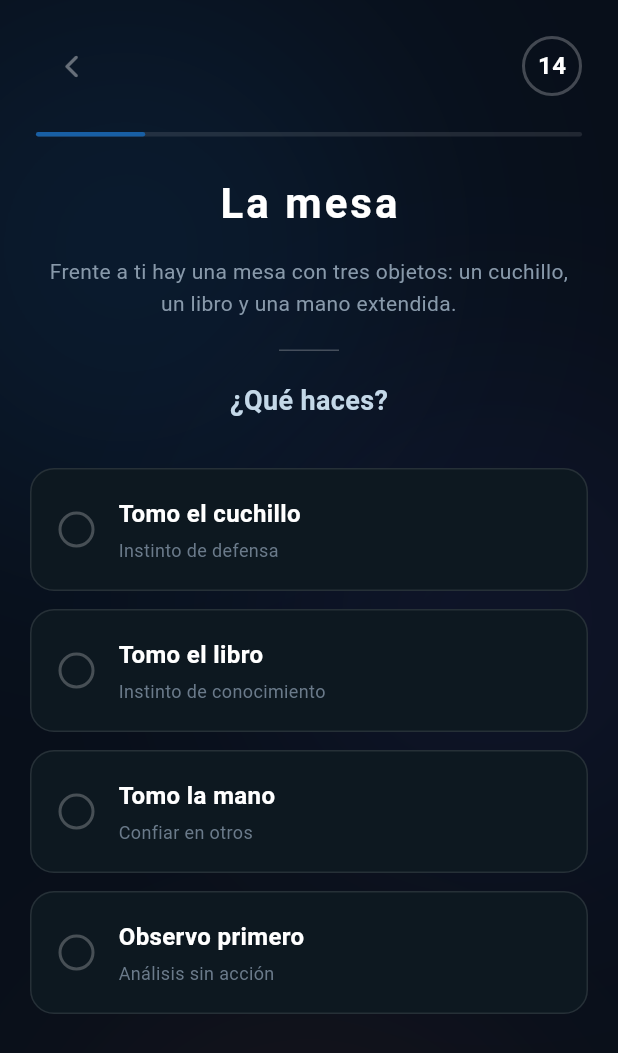
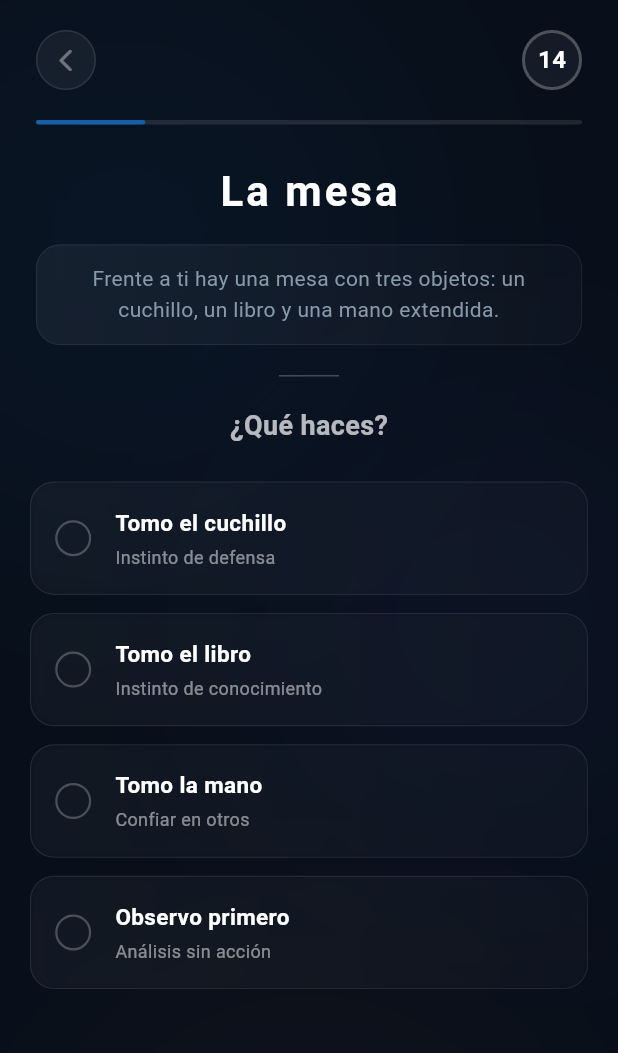
Before and after one commit to buttercup23202/App-Divertest, a Flutter app: the TestScreen screen opened directly, on a phone screen of 412 x 824 dp. Shown: the top 1053 px of the screen. Run offline on Flutter 3.47's test engine with Material 3 defaults, Android fonts, the phone set to English and light mode, and no system bars.

Commit message:
Mejora de las preguntas

```diff
--- a/lib/screens/test_screen.dart
+++ b/lib/screens/test_screen.dart
@@ -1,4 +1,5 @@
 import 'dart:async';
+import 'dart:ui';
 import 'package:flutter/material.dart';
 
 class TestScreen extends StatefulWidget {
@@ -144,7 +145,6 @@ class _TestScreenState extends State<TestScreen> {
       });
     });
 
-    // Avance automático después de 1 segundo
     Future.delayed(const Duration(milliseconds: 800), () {
       if (currentQuestion < totalQuestions) {
         _goToNextQuestion();
@@ -171,45 +171,132 @@ class _TestScreenState extends State<TestScreen> {
     final secondScore = sorted.length > 1 ? sorted[1].value : 0;
     final isDivergent = (topScore - secondScore) < 3 || topFaction == 'Divergente';
     final finalFaction = isDivergent ? 'Divergente' : topFaction;
+    final factionColor = _getFactionColor(finalFaction);
 
     showDialog(
       context: context,
       barrierDismissible: false,
       builder: (_) => Dialog(
-        backgroundColor: const Color(0xFF111E2B),
-        shape: RoundedRectangleBorder(
+        backgroundColor: Colors.transparent,
+        insetPadding: const EdgeInsets.symmetric(horizontal: 24),
+        child: Stack(
+          clipBehavior: Clip.none,
+          alignment: Alignment.topCenter,
+          children: [
+            Container(
+              decoration: BoxDecoration(
+                gradient: LinearGradient(
+                  begin: Alignment.topLeft,
+                  end: Alignment.bottomRight,
+                  colors: [
+                    factionColor.withOpacity(0.3),
+                    factionColor.withOpacity(0.1),
+                  ],
+                ),
                 borderRadius: BorderRadius.circular(24),
-          side: BorderSide(color: isDivergent ? const Color(0xFFC0A060) : _getFactionColor(topFaction), width: 2),
+                border: Border.all(
+                  color: factionColor.withOpacity(0.4),
+                  width: 1,
                 ),
+                boxShadow: [
+                  BoxShadow(
+                    color: factionColor.withOpacity(0.3),
+                    blurRadius: 24,
+                    spreadRadius: 2,
+                  ),
+                ],
+              ),
+              child: ClipRRect(
+                borderRadius: BorderRadius.circular(24),
+                child: BackdropFilter(
+                  filter: ImageFilter.blur(sigmaX: 12, sigmaY: 12),
                   child: Container(
-          padding: const EdgeInsets.all(24),
+                    padding: const EdgeInsets.fromLTRB(24, 48, 24, 28),
                     child: Column(
                       mainAxisSize: MainAxisSize.min,
                       children: [
-              Icon(isDivergent ? Icons.all_inclusive : Icons.verified, size: 60, color: isDivergent ? const Color(0xFFC0A060) : _getFactionColor(topFaction)),
+                        Container(
+                          width: 70,
+                          height: 70,
+                          decoration: BoxDecoration(
+                            gradient: RadialGradient(
+                              colors: [
+                                factionColor.withOpacity(0.35),
+                                factionColor.withOpacity(0.1),
+                              ],
+                            ),
+                            shape: BoxShape.circle,
+                            border: Border.all(
+                              color: factionColor.withOpacity(0.5),
+                              width: 1.5,
+                            ),
+                          ),
+                          child: Center(
+                            child: Icon(
+                              isDivergent ? Icons.all_inclusive : Icons.verified,
+                              size: 34,
+                              color: factionColor,
+                            ),
+                          ),
+                        ),
                         const SizedBox(height: 20),
-              Text(isDivergent ? '¡ERES DIVERGENTE!' : 'PERTENECES A', style: TextStyle(fontSize: 18, fontWeight: FontWeight.bold, letterSpacing: 2, color: isDivergent ? const Color(0xFFC0A060) : Colors.white)),
+                        Text(
+                          isDivergent ? '¡ERES DIVERGENTE!' : 'PERTENECES A',
+                          style: const TextStyle(
+                            fontSize: 18,
+                            fontWeight: FontWeight.bold,
+                            letterSpacing: 2,
+                            color: Colors.white70,
+                          ),
+                        ),
                         const SizedBox(height: 16),
-              Text(finalFaction, textAlign: TextAlign.center, style: TextStyle(fontSize: finalFaction == 'Divergente' ? 28 : 36, fontWeight: FontWeight.bold, color: _getFactionColor(finalFaction))),
-              const SizedBox(height: 24),
-              SizedBox(
-                width: double.infinity,
-                child: ElevatedButton(
-                  onPressed: () {
+                        Text(
+                          finalFaction,
+                          textAlign: TextAlign.center,
+                          style: TextStyle(
+                            fontSize: finalFaction == 'Divergente' ? 28 : 36,
+                            fontWeight: FontWeight.bold,
+                            color: factionColor,
+                          ),
+                        ),
+                        const SizedBox(height: 28),
+                      ],
+                    ),
+                  ),
+                ),
+              ),
+            ),
+            Positioned(
+              top: -12,
+              right: -12,
+              child: GestureDetector(
+                onTap: () {
                   Navigator.pop(context);
                   Navigator.pop(context);
                   Navigator.pop(context);
                 },
-                  style: ElevatedButton.styleFrom(
-                    backgroundColor: isDivergent ? const Color(0xFFC0A060) : _getFactionColor(topFaction),
-                    shape: RoundedRectangleBorder(borderRadius: BorderRadius.circular(12)),
-                    padding: const EdgeInsets.symmetric(vertical: 14),
+                child: Container(
+                  width: 32,
+                  height: 32,
+                  decoration: BoxDecoration(
+                    color: factionColor.withOpacity(0.9),
+                    shape: BoxShape.circle,
+                    border: Border.all(
+                      color: Colors.white.withOpacity(0.3),
+                      width: 1,
                     ),
-                  child: const Text('REINICIAR TEST', style: TextStyle(fontSize: 13, fontWeight: FontWeight.w600, letterSpacing: 2, color: Colors.white)),
+                    boxShadow: [
+                      BoxShadow(
+                        color: factionColor.withOpacity(0.5),
+                        blurRadius: 8,
+                      ),
+                    ],
+                  ),
+                  child: const Icon(Icons.close, size: 18, color: Colors.white),
+                ),
               ),
             ),
           ],
-          ),
         ),
       ),
     );
@@ -236,6 +323,7 @@ class _TestScreenState extends State<TestScreen> {
       backgroundColor: const Color(0xFF080F1A),
       body: Stack(
         children: [
+          // Fondo difuminado
           CustomPaint(
             size: MediaQuery.of(context).size,
             painter: TestBackgroundPainter(),
@@ -248,15 +336,33 @@ class _TestScreenState extends State<TestScreen> {
                   padding: const EdgeInsets.symmetric(horizontal: 24),
                   child: Row(
                     children: [
-                      IconButton(
-                        onPressed: () => Navigator.pop(context),
-                        icon: const Icon(Icons.arrow_back_ios_rounded, size: 18, color: Color(0x61FFFFFF)),
+                      GestureDetector(
+                        onTap: () => Navigator.pop(context),
+                        child: Container(
+                          width: 40,
+                          height: 40,
+                          decoration: BoxDecoration(
+                            shape: BoxShape.circle,
+                            color: Colors.white.withOpacity(0.05),
+                            border: Border.all(color: Colors.white.withOpacity(0.1)),
+                          ),
+                          child: const Icon(Icons.arrow_back_ios_rounded, size: 18, color: Color(0x61FFFFFF)),
+                        ),
                       ),
                       const Spacer(),
                       Container(
                         width: 40, height: 40,
-                        decoration: BoxDecoration(shape: BoxShape.circle, border: Border.all(color: _timeRemaining < 5 ? const Color(0xFFD85A30) : Colors.white24, width: 2)),
-                        child: Center(child: Text('$_timeRemaining', style: TextStyle(fontSize: 16, fontWeight: FontWeight.bold, color: _timeRemaining < 5 ? const Color(0xFFD85A30) : Colors.white))),
+                        decoration: BoxDecoration(
+                          shape: BoxShape.circle,
+                          border: Border.all(color: _timeRemaining < 5 ? const Color(0xFFD85A30) : Colors.white24, width: 2),
+                          color: Colors.white.withOpacity(0.05),
+                        ),
+                        child: Center(
+                          child: Text(
+                            '$_timeRemaining',
+                            style: TextStyle(fontSize: 16, fontWeight: FontWeight.bold, color: _timeRemaining < 5 ? const Color(0xFFD85A30) : Colors.white),
+                          ),
+                        ),
                       ),
                     ],
                   ),
@@ -274,17 +380,37 @@ class _TestScreenState extends State<TestScreen> {
                         borderRadius: BorderRadius.circular(4),
                       ),
                       const SizedBox(height: 24),
-                      Text(question['title'], style: const TextStyle(fontSize: 28, fontWeight: FontWeight.w700, color: Colors.white, letterSpacing: 2)),
+                      Text(
+                        question['title'],
+                        style: const TextStyle(fontSize: 28, fontWeight: FontWeight.w700, color: Colors.white, letterSpacing: 2),
+                      ),
                       const SizedBox(height: 16),
-                      Text(question['description'], style: const TextStyle(fontSize: 14, color: Color(0xFF8899AA), height: 1.5), textAlign: TextAlign.center),
+                      Container(
+                        padding: const EdgeInsets.symmetric(horizontal: 16, vertical: 12),
+                        decoration: BoxDecoration(
+                          gradient: LinearGradient(
+                            colors: [Colors.white.withOpacity(0.05), Colors.white.withOpacity(0.02)],
+                          ),
+                          borderRadius: BorderRadius.circular(16),
+                          border: Border.all(color: Colors.white.withOpacity(0.1), width: 0.5),
+                        ),
+                        child: Text(
+                          question['description'],
+                          style: const TextStyle(fontSize: 14, color: Color(0xFF8899AA), height: 1.5),
+                          textAlign: TextAlign.center,
+                        ),
+                      ),
                       const SizedBox(height: 20),
                       Container(width: 40, height: 1, color: Colors.white24),
                       const SizedBox(height: 20),
-                      Text(question['question'], style: const TextStyle(fontSize: 18, fontWeight: FontWeight.w600, color: Color(0xFFC4D8E8))),
+                      Text(
+                        question['question'],
+                        style: const TextStyle(fontSize: 18, fontWeight: FontWeight.w600, color: Colors.white70),
+                      ),
                     ],
                   ),
                 ),
-                const SizedBox(height: 32),
+                const SizedBox(height: 24),
                 Expanded(
                   child: ListView.separated(
                     padding: const EdgeInsets.symmetric(horizontal: 20),
@@ -299,36 +425,61 @@ class _TestScreenState extends State<TestScreen> {
                         child: AnimatedContainer(
                           duration: const Duration(milliseconds: 200),
                           decoration: BoxDecoration(
-                            color: isSelected ? optColor.withOpacity(0.2) : const Color(0xFF0D1820),
+                            gradient: LinearGradient(
+                              colors: isSelected
+                                  ? [optColor.withOpacity(0.2), optColor.withOpacity(0.08)]
+                                  : [Colors.white.withOpacity(0.04), Colors.white.withOpacity(0.02)],
+                            ),
                             borderRadius: BorderRadius.circular(16),
-                            border: Border.all(color: isSelected ? optColor : Colors.white.withOpacity(0.1), width: isSelected ? 1.5 : 1),
-                            boxShadow: isSelected ? [BoxShadow(color: optColor.withOpacity(0.3), blurRadius: 16)] : null,
+                            border: Border.all(
+                              color: isSelected ? optColor.withOpacity(0.4) : Colors.white.withOpacity(0.08),
+                              width: isSelected ? 1.2 : 0.8,
                             ),
+                            boxShadow: isSelected
+                                ? [BoxShadow(color: optColor.withOpacity(0.2), blurRadius: 16, spreadRadius: -2)]
+                                : null,
+                          ),
+                          child: ClipRRect(
+                            borderRadius: BorderRadius.circular(16),
+                            child: BackdropFilter(
+                              filter: ImageFilter.blur(sigmaX: 4, sigmaY: 4),
                               child: Padding(
-                            padding: const EdgeInsets.all(18),
+                                padding: const EdgeInsets.all(16),
                                 child: Row(
                                   children: [
                                     Container(
                                       width: 24, height: 24,
                                       decoration: BoxDecoration(
                                         shape: BoxShape.circle,
-                                    border: Border.all(color: isSelected ? optColor : Colors.white24, width: 2),
+                                        border: Border.all(color: isSelected ? optColor : Colors.white24, width: 1.5),
                                         color: isSelected ? optColor : Colors.transparent,
                                       ),
-                                  child: isSelected ? const Icon(Icons.check, size: 16, color: Colors.white) : null,
+                                      child: isSelected ? const Icon(Icons.check, size: 14, color: Colors.white) : null,
                                     ),
                                     const SizedBox(width: 16),
                                     Expanded(
                                       child: Column(
                                         crossAxisAlignment: CrossAxisAlignment.start,
                                         children: [
-                                      Text(option['text'], style: TextStyle(fontSize: 16, fontWeight: FontWeight.w600, color: isSelected ? optColor : Colors.white)),
+                                          Text(
+                                            option['text'],
+                                            style: TextStyle(
+                                              fontSize: 15,
+                                              fontWeight: FontWeight.w600,
+                                              color: isSelected ? optColor : Colors.white,
+                                            ),
+                                          ),
                                           const SizedBox(height: 4),
-                                      Text(option['desc'], style: const TextStyle(fontSize: 12, color: Color(0xFF6A7A8A))),
+                                          Text(
+                                            option['desc'],
+                                            style: TextStyle(fontSize: 12, color: Colors.white.withOpacity(0.5)),
+                                          ),
                                         ],
                                       ),
                                     ),
                                   ],
+                                ),
+                              ),
                             ),
                           ),
                         ),
@@ -350,13 +501,14 @@ class TestBackgroundPainter extends CustomPainter {
   @override
   void paint(Canvas canvas, Size size) {
     final paint = Paint()..maskFilter = const MaskFilter.blur(BlurStyle.normal, 140.0);
-    paint.color = const Color(0xFF185FA5).withOpacity(0.15);
+    paint.color = const Color(0xFF185FA5).withOpacity(0.08);
     canvas.drawCircle(Offset(size.width * 0.2, size.height * 0.2), 180, paint);
-    paint.color = const Color(0xFF534AB7).withOpacity(0.10);
+    paint.color = const Color(0xFF534AB7).withOpacity(0.06);
     canvas.drawCircle(Offset(size.width * 0.8, size.height * 0.5), 150, paint);
-    paint.color = const Color(0xFFD85A30).withOpacity(0.08);
+    paint.color = const Color(0xFFD85A30).withOpacity(0.05);
     canvas.drawCircle(Offset(size.width * 0.5, size.height), 160, paint);
   }
+
   @override
   bool shouldRepaint(covariant CustomPainter oldDelegate) => false;
 }
```
Lines whose indentation alone changed are shown as unchanged.
